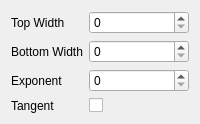
Above: ui/KK.ui from tisaconundrum2/PySAT-GUI before the change. Below: the same form after it.
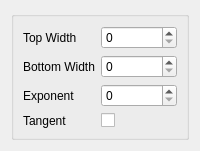
That is the form after the change.

Commit message: Make everything a groupBox

Patch:
```diff
--- a/ui/KK.ui
+++ b/ui/KK.ui
@@ -7,6 +7,7 @@
   </property>
   <layout class="QVBoxLayout" name="verticalLayout">
    <item>
+    <widget class="QGroupBox" name="">
     <layout class="QFormLayout" name="formLayout_2">
      <property name="fieldGrowthPolicy">
       <enum>QFormLayout::AllNonFixedFieldsGrow</enum>
@@ -52,6 +53,7 @@
       <widget class="QCheckBox" name="tangentCheckBox"/>
      </item>
     </layout>
+    </widget>
    </item>
   </layout>
  </widget>
```
Lines whose indentation alone changed are shown as unchanged. The commit also changes 9 other files.
